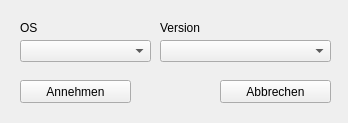
First picture: the form in versionSpoofer/QtConfig.ui, repository exp111/TS3PatchExtensions, before the edit.
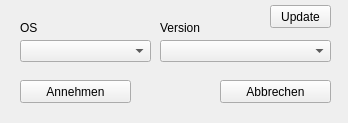
Second picture: the form after the edit.

What changed in the file:
```diff
--- a/versionSpoofer/QtConfig.ui
+++ b/versionSpoofer/QtConfig.ui
@@ -97,6 +97,19 @@
     </rect>
    </property>
   </widget>
+  <widget class="QPushButton" name="updateButton">
+   <property name="geometry">
+    <rect>
+     <x>270</x>
+     <y>5</y>
+     <width>61</width>
+     <height>23</height>
+    </rect>
+   </property>
+   <property name="text">
+    <string>Update</string>
+   </property>
+  </widget>
  </widget>
  <layoutdefault spacing="6" margin="11"/>
  <resources/>
```
Left out of the diff: 17 changed lines with no effect on the pictures.
